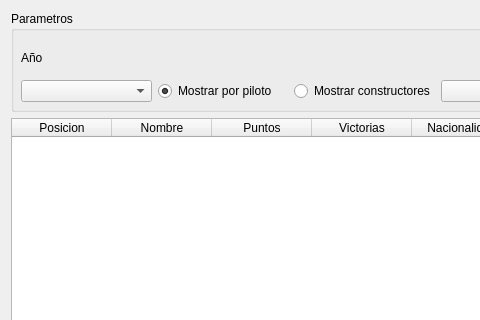
Above: Interfaces/clasificacion.ui from AlejandroGtrz/F1 before the change; both pictures show x 0 to 480 and y 0 to 320 of the 596 by 569 pixel window. Below: the same form after it.
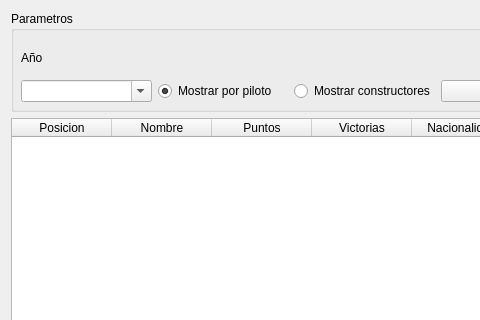
That is the form after the change.

Patch:
```diff
--- a/Interfaces/clasificacion.ui
+++ b/Interfaces/clasificacion.ui
@@ -71,7 +71,11 @@
         </widget>
        </item>
        <item row="1" column="0">
-        <widget class="QComboBox" name="cbAnio"/>
+        <widget class="QComboBox" name="cbAnio">
+         <property name="editable">
+          <bool>true</bool>
+         </property>
+        </widget>
        </item>
        <item row="0" column="0">
         <widget class="QLabel" name="label">
```
Left out of the diff: 6 changed lines with no effect on the pictures.
